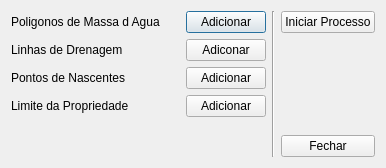
Old version of the form app_automatico/telas/appautomaticodlg.ui in the repository dyeden/app_automatico.
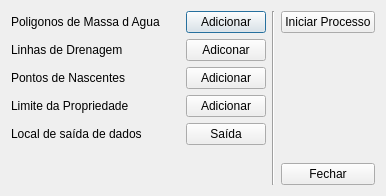
New version of the form.

What changed in the file:
```diff
--- a/app_automatico/telas/appautomaticodlg.ui
+++ b/app_automatico/telas/appautomaticodlg.ui
@@ -6,8 +6,8 @@
    <rect>
     <x>0</x>
     <y>0</y>
-    <width>357</width>
-    <height>136</height>
+    <width>609</width>
+    <height>325</height>
    </rect>
   </property>
   <property name="windowTitle">
@@ -87,7 +87,7 @@
        </property>
       </widget>
      </item>
-     <item row="4" column="1">
+     <item row="5" column="1">
       <spacer name="verticalSpacer">
        <property name="orientation">
         <enum>Qt::Vertical</enum>
@@ -100,6 +100,20 @@
        </property>
       </spacer>
      </item>
+     <item row="4" column="2">
+      <widget class="QPushButton" name="saiButton">
+       <property name="text">
+        <string>Saída</string>
+       </property>
+      </widget>
+     </item>
+     <item row="4" column="0">
+      <widget class="QLabel" name="label_5">
+       <property name="text">
+        <string>Local de saída de dados</string>
+       </property>
+      </widget>
+     </item>
     </layout>
    </item>
    <item>
```
Left out of the diff: 40 changed lines with no effect on the pictures.
